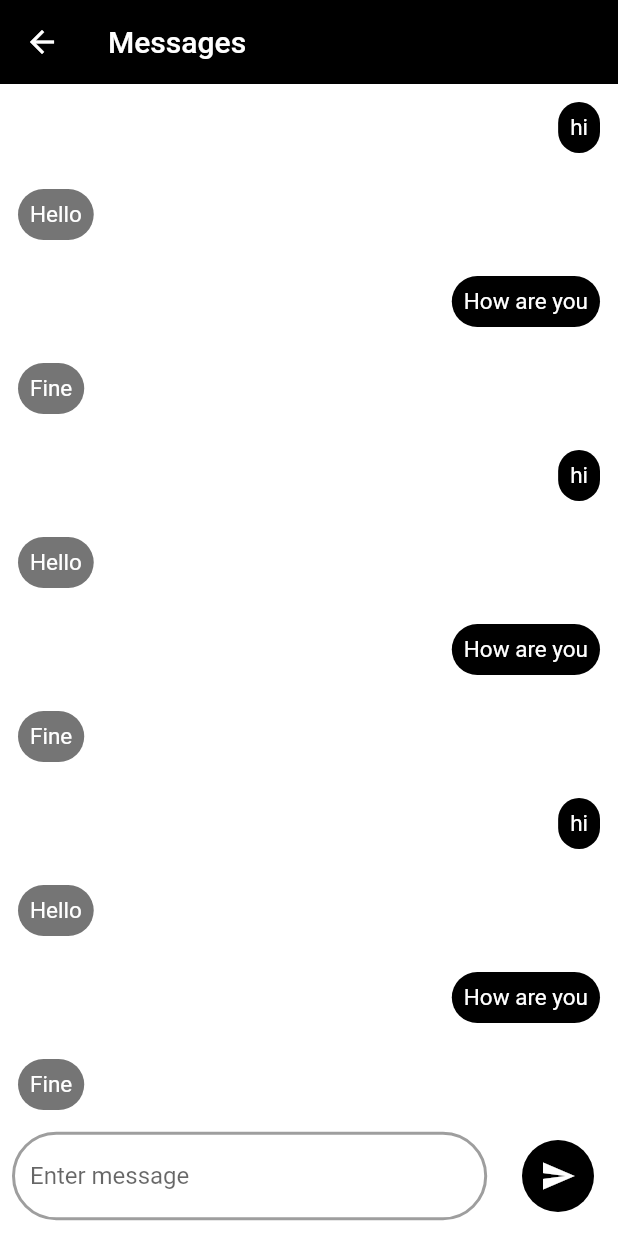
After one commit to J3rryCodes/flutter_chat_app, a Flutter app: the screen it shows after launch, after a tap on "Login", on a phone screen of 412 x 824 dp. The commit adds this screen. Run offline on Flutter 3.47's test engine with Material 2 defaults, Android fonts, the phone set to English and light mode, and no system bars; our stand-ins replace page_transition.

Commit message:
added chat screen

```diff
--- a/lib/main.dart
+++ b/lib/main.dart
@@ -6,13 +6,29 @@ void main() {
 }
 
 class MyApp extends StatelessWidget {
+  static const int _blackPrimaryValue = 0xFF000000;
+  static const MaterialColor primaryBlack = MaterialColor(
+    _blackPrimaryValue,
+    <int, Color>{
+      50: Color(0xFF000000),
+      100: Color(0xFF000000),
+      200: Color(0xFF000000),
+      300: Color(0xFF000000),
+      400: Color(0xFF000000),
+      500: Color(_blackPrimaryValue),
+      600: Color(0xFF000000),
+      700: Color(0xFF000000),
+      800: Color(0xFF000000),
+      900: Color(0xFF000000),
+    },
+  );
   @override
   Widget build(BuildContext context) {
     return MaterialApp(
       title: 'Flutter Demo',
       theme: ThemeData(
-        accentColor: Colors.green,
-        primarySwatch: Colors.green,
+        accentColor: Colors.black,
+        primarySwatch: primaryBlack,
       ),
       home: LoginPage(),
     );
--- /dev/null
+++ b/lib/pages/home/message_page.dart
@@ -0,0 +1,108 @@
+import 'package:flutter/material.dart';
+import 'package:message_app/pages/widgets/custom_widgets.dart';
+
+class MessagePage extends StatelessWidget {
+  final List<String> _message = ["hi", "Hello", "How are you", "Fine"];
+  final List<bool> _flag = [true, false, true, false];
+  @override
+  Widget build(BuildContext context) {
+    return Scaffold(
+      appBar: AppBar(
+        elevation: 0,
+        title: Text("Messages"),
+      ),
+      body: Stack(
+        children: [
+          _conversations(),
+          _sendMessage(),
+        ],
+      ),
+      backgroundColor: Colors.white,
+    );
+  }
+
+  _conversations() {
+    return ListView(
+      children: [
+        customMessageView(message: _message[0], isOrgin: _flag[0]),
+        customMessageView(message: _message[1], isOrgin: _flag[1]),
+        customMessageView(message: _message[2], isOrgin: _flag[2]),
+        customMessageView(message: _message[3], isOrgin: _flag[3]),
+        customMessageView(message: _message[0], isOrgin: _flag[0]),
+        customMessageView(message: _message[1], isOrgin: _flag[1]),
+        customMessageView(message: _message[2], isOrgin: _flag[2]),
+        customMessageView(message: _message[3], isOrgin: _flag[3]),
+        customMessageView(message: _message[0], isOrgin: _flag[0]),
+        customMessageView(message: _message[1], isOrgin: _flag[1]),
+        customMessageView(message: _message[2], isOrgin: _flag[2]),
+        customMessageView(message: _message[3], isOrgin: _flag[3]),
+        customMessageView(message: _message[0], isOrgin: _flag[0]),
+        customMessageView(message: _message[1], isOrgin: _flag[1]),
+        customMessageView(message: _message[2], isOrgin: _flag[2]),
+        customMessageView(message: _message[3], isOrgin: _flag[3]),
+        customMessageView(message: _message[0], isOrgin: _flag[0]),
+        customMessageView(message: _message[1], isOrgin: _flag[1]),
+        customMessageView(message: _message[2], isOrgin: _flag[2]),
+        customMessageView(message: _message[3], isOrgin: _flag[3]),
+        customMessageView(message: _message[0], isOrgin: _flag[0]),
+        customMessageView(message: _message[1], isOrgin: _flag[1]),
+        customMessageView(message: _message[2], isOrgin: _flag[2]),
+        customMessageView(message: _message[3], isOrgin: _flag[3]),
+      ],
+    );
+  }
+
+  Widget _sendMessage() {
+    return Align(
+      alignment: Alignment.bottomCenter,
+      child: Container(
+        padding: EdgeInsets.fromLTRB(8, 0, 8, 8),
+        decoration: BoxDecoration(
+          color: Colors.white,
+        ),
+        child: Row(
+          mainAxisAlignment: MainAxisAlignment.spaceBetween,
+          children: [
+            Flexible(
+              flex: 4,
+              child: TextField(
+                  decoration: InputDecoration(
+                hintText: "Enter message",
+                fillColor: Colors.white,
+                focusedBorder: OutlineInputBorder(
+                  borderRadius: BorderRadius.circular(30),
+                  borderSide: BorderSide(
+                    color: Colors.black,
+                  ),
+                ),
+                enabledBorder: OutlineInputBorder(
+                  borderRadius: BorderRadius.circular(30),
+                  borderSide: BorderSide(
+                    color: Colors.grey,
+                    width: 2.0,
+                  ),
+                ),
+              )),
+            ),
+            Flexible(
+                flex: 1,
+                child: Padding(
+                  padding: const EdgeInsets.all(8.0),
+                  child: Container(
+                    decoration: BoxDecoration(
+                        shape: BoxShape.circle, color: Colors.black),
+                    child: IconButton(
+                      icon: Icon(
+                        Icons.send,
+                        color: Colors.white,
+                      ),
+                      onPressed: () {},
+                    ),
+                  ),
+                ))
+          ],
+        ),
+      ),
+    );
+  }
+}
--- a/lib/pages/loginRegisraion/login_page.dart
+++ b/lib/pages/loginRegisraion/login_page.dart
@@ -1,4 +1,5 @@
 import 'package:flutter/material.dart';
+import 'package:message_app/pages/home/message_page.dart';
 import 'package:message_app/pages/loginRegisraion/registration_page.dart';
 import 'package:message_app/pages/widgets/custom_widgets.dart';
 import 'package:page_transition/page_transition.dart';
@@ -26,7 +27,15 @@ class LoginPage extends StatelessWidget {
               ),
               inputFields(text: "Email", controller: _emailController),
               inputFields(text: "Password", controller: _passwordController),
-              mainButton(text: "Login", onTap: () {}),
+              mainButton(
+                  text: "Login",
+                  onTap: () {
+                    Navigator.push(
+                        context,
+                        PageTransition(
+                            child: MessagePage(),
+                            type: PageTransitionType.fade));
+                  }),
               linkText(
                   text: "New User? Register",
                   onTap: () {
--- a/lib/pages/widgets/custom_widgets.dart
+++ b/lib/pages/widgets/custom_widgets.dart
@@ -59,6 +59,7 @@ Widget mainButton({@required String text, @required Function onTap}) {
               fontSize: 25, fontWeight: FontWeight.bold, color: Colors.white),
         ),
       ),
+      onTap: () => onTap(),
     ),
   );
 }
@@ -79,3 +80,26 @@ linkText({String text, Function onTap}) {
     ),
   );
 }
+
+Widget customMessageView({@required String message, @required isOrgin}) {
+  return Container(
+    margin: EdgeInsets.all(12),
+    child: Row(
+      mainAxisAlignment:
+          isOrgin ? MainAxisAlignment.end : MainAxisAlignment.start,
+      children: [
+        Container(
+          padding: EdgeInsets.all(8),
+          alignment: Alignment.center,
+          decoration: BoxDecoration(
+              borderRadius: BorderRadius.circular(18),
+              color: isOrgin ? Colors.black : Colors.grey[600]),
+          child: Text(
+            message,
+            style: TextStyle(color: Colors.white, fontSize: 15),
+          ),
+        ),
+      ],
+    ),
+  );
+}
```
